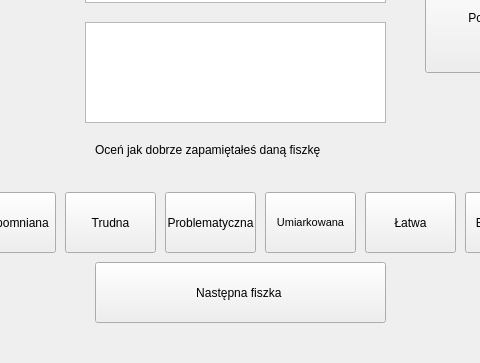
Old version of the form src/qt_ui/mainwindow.ui in the repository Michalmo12345/FlashcardQTApp; both pictures show x 144 to 624 and y 237 to 600 of the 800 by 600 pixel window.
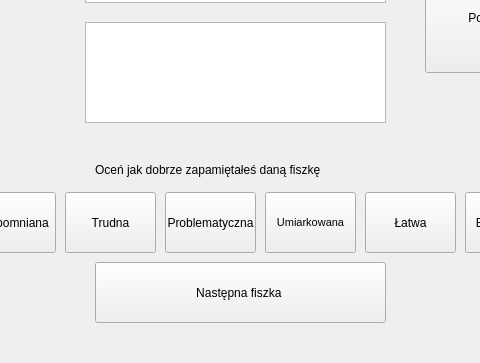
New version of the form.

What changed in the file:
```diff
--- a/src/qt_ui/mainwindow.ui
+++ b/src/qt_ui/mainwindow.ui
@@ -17,6 +17,11 @@
    <layout class="QGridLayout" name="gridLayout">
     <item row="0" column="1">
      <widget class="QStackedWidget" name="baseStack">
+      <property name="styleSheet">
+       <string notr="true">QPushButton:pressed {
+    background-color: rgb(222, 221, 218)
+}</string>
+      </property>
       <property name="currentIndex">
        <number>3</number>
       </property>
@@ -360,7 +365,7 @@
         <property name="geometry">
          <rect>
           <x>230</x>
-          <y>370</y>
+          <y>390</y>
           <width>291</width>
           <height>16</height>
          </rect>
```
Left out of the diff: 5 changed lines with no effect on the pictures.
